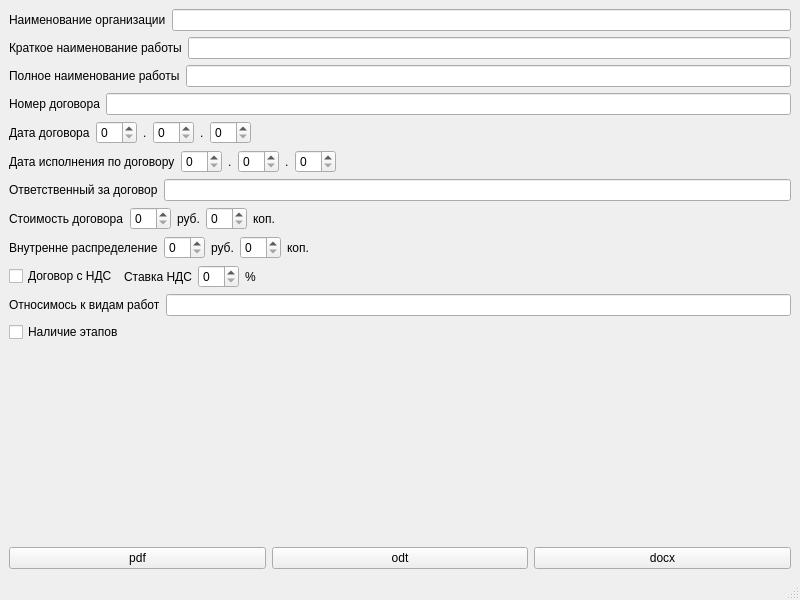
Before: the Qt Designer form prilogenie/mainwindow.ui in parlamentyor/auto_correct_plan, drawn with Qt 5.
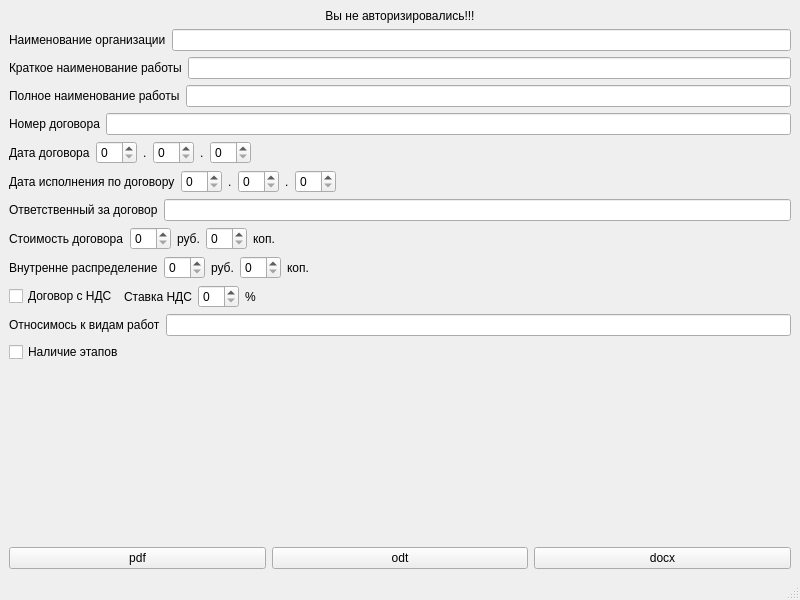
After: the same form once the commit is applied.

Commit message: Починил открытие главного окна после авторизации

Patch:
```diff
--- a/prilogenie/mainwindow.ui
+++ b/prilogenie/mainwindow.ui
@@ -15,6 +15,16 @@
   </property>
   <widget class="QWidget" name="centralwidget">
    <layout class="QVBoxLayout" name="verticalLayout_2">
+    <item>
+     <widget class="QLabel" name="lb_authorization">
+      <property name="text">
+       <string>Вы не авторизировались!!!</string>
+      </property>
+      <property name="alignment">
+       <set>Qt::AlignCenter</set>
+      </property>
+     </widget>
+    </item>
     <item>
      <layout class="QHBoxLayout" name="horizontalLayout_5">
       <item>
@@ -25,7 +35,11 @@
        </widget>
       </item>
       <item>
-       <widget class="QLineEdit" name="lineEdit_4"/>
+       <widget class="QLineEdit" name="le_name_organization">
+        <property name="enabled">
+         <bool>true</bool>
+        </property>
+       </widget>
       </item>
      </layout>
     </item>
@@ -39,7 +53,11 @@
        </widget>
       </item>
       <item>
-       <widget class="QLineEdit" name="lineEdit"/>
+       <widget class="QLineEdit" name="lineEdit">
+        <property name="enabled">
+         <bool>true</bool>
+        </property>
+       </widget>
       </item>
      </layout>
     </item>
@@ -53,7 +71,11 @@
        </widget>
       </item>
       <item>
-       <widget class="QLineEdit" name="lineEdit_2"/>
+       <widget class="QLineEdit" name="lineEdit_2">
+        <property name="enabled">
+         <bool>true</bool>
+        </property>
+       </widget>
       </item>
      </layout>
     </item>
@@ -67,7 +89,11 @@
        </widget>
       </item>
       <item>
-       <widget class="QLineEdit" name="lineEdit_3"/>
+       <widget class="QLineEdit" name="lineEdit_3">
+        <property name="enabled">
+         <bool>true</bool>
+        </property>
+       </widget>
       </item>
      </layout>
     </item>
@@ -81,7 +107,11 @@
        </widget>
       </item>
       <item>
-       <widget class="QSpinBox" name="spinBox"/>
+       <widget class="QSpinBox" name="spinBox">
+        <property name="enabled">
+         <bool>true</bool>
+        </property>
+       </widget>
       </item>
       <item>
        <widget class="QLabel" name="label_7">
@@ -91,7 +121,11 @@
        </widget>
       </item>
       <item>
-       <widget class="QSpinBox" name="spinBox_2"/>
+       <widget class="QSpinBox" name="spinBox_2">
+        <property name="enabled">
+         <bool>true</bool>
+        </property>
+       </widget>
       </item>
       <item>
        <widget class="QLabel" name="label_6">
@@ -101,7 +135,11 @@
        </widget>
       </item>
       <item>
-       <widget class="QSpinBox" name="spinBox_3"/>
+       <widget class="QSpinBox" name="spinBox_3">
+        <property name="enabled">
+         <bool>true</bool>
+        </property>
+       </widget>
       </item>
       <item>
        <spacer name="horizontalSpacer_2">
@@ -128,7 +166,11 @@
        </widget>
       </item>
       <item>
-       <widget class="QSpinBox" name="spinBox_4"/>
+       <widget class="QSpinBox" name="spinBox_4">
+        <property name="enabled">
+         <bool>true</bool>
+        </property>
+       </widget>
       </item>
       <item>
        <widget class="QLabel" name="label_9">
@@ -138,7 +180,11 @@
        </widget>
       </item>
       <item>
-       <widget class="QSpinBox" name="spinBox_5"/>
+       <widget class="QSpinBox" name="spinBox_5">
+        <property name="enabled">
+         <bool>true</bool>
+        </property>
+       </widget>
       </item>
       <item>
        <widget class="QLabel" name="label_10">
@@ -148,7 +194,11 @@
        </widget>
       </item>
       <item>
-       <widget class="QSpinBox" name="spinBox_6"/>
+       <widget class="QSpinBox" name="spinBox_6">
+        <property name="enabled">
+         <bool>true</bool>
+        </property>
+       </widget>
       </item>
       <item>
        <spacer name="horizontalSpacer">
@@ -175,7 +225,11 @@
        </widget>
       </item>
       <item>
-       <widget class="QLineEdit" name="lineEdit_5"/>
+       <widget class="QLineEdit" name="lineEdit_5">
+        <property name="enabled">
+         <bool>true</bool>
+        </property>
+       </widget>
       </item>
      </layout>
     </item>
@@ -189,7 +243,11 @@
        </widget>
       </item>
       <item>
-       <widget class="QSpinBox" name="spinBox_7"/>
+       <widget class="QSpinBox" name="spinBox_7">
+        <property name="enabled">
+         <bool>true</bool>
+        </property>
+       </widget>
       </item>
       <item>
        <widget class="QLabel" name="label_14">
@@ -199,7 +257,11 @@
        </widget>
       </item>
       <item>
-       <widget class="QSpinBox" name="spinBox_8"/>
+       <widget class="QSpinBox" name="spinBox_8">
+        <property name="enabled">
+         <bool>true</bool>
+        </property>
+       </widget>
       </item>
       <item>
        <widget class="QLabel" name="label_15">
@@ -233,7 +295,11 @@
        </widget>
       </item>
       <item>
-       <widget class="QSpinBox" name="spinBox_9"/>
+       <widget class="QSpinBox" name="spinBox_9">
+        <property name="enabled">
+         <bool>true</bool>
+        </property>
+       </widget>
       </item>
       <item>
        <widget class="QLabel" name="label_17">
@@ -243,7 +309,11 @@
        </widget>
       </item>
       <item>
-       <widget class="QSpinBox" name="spinBox_10"/>
+       <widget class="QSpinBox" name="spinBox_10">
+        <property name="enabled">
+         <bool>true</bool>
+        </property>
+       </widget>
       </item>
       <item>
        <widget class="QLabel" name="label_18">
@@ -271,6 +341,9 @@
      <layout class="QHBoxLayout" name="horizontalLayout_12">
       <item>
        <widget class="QCheckBox" name="checkBox_2">
+        <property name="enabled">
+         <bool>true</bool>
+        </property>
         <property name="text">
          <string>Договор с НДС</string>
         </property>
@@ -284,7 +357,11 @@
        </widget>
       </item>
       <item>
-       <widget class="QSpinBox" name="spinBox_11"/>
+       <widget class="QSpinBox" name="spinBox_11">
+        <property name="enabled">
+         <bool>true</bool>
+        </property>
+       </widget>
       </item>
       <item>
        <widget class="QLabel" name="label_20">
@@ -318,12 +395,19 @@
        </widget>
       </item>
       <item>
-       <widget class="QLineEdit" name="lineEdit_6"/>
+       <widget class="QLineEdit" name="lineEdit_6">
+        <property name="enabled">
+         <bool>true</bool>
+        </property>
+       </widget>
       </item>
      </layout>
     </item>
     <item>
      <widget class="QCheckBox" name="checkBox">
+      <property name="enabled">
+       <bool>true</bool>
+      </property>
       <property name="text">
        <string>Наличие этапов</string>
       </property>
```
Left out of the diff: 11 changed lines with no effect on the pictures. The commit also changes 7 other files.
